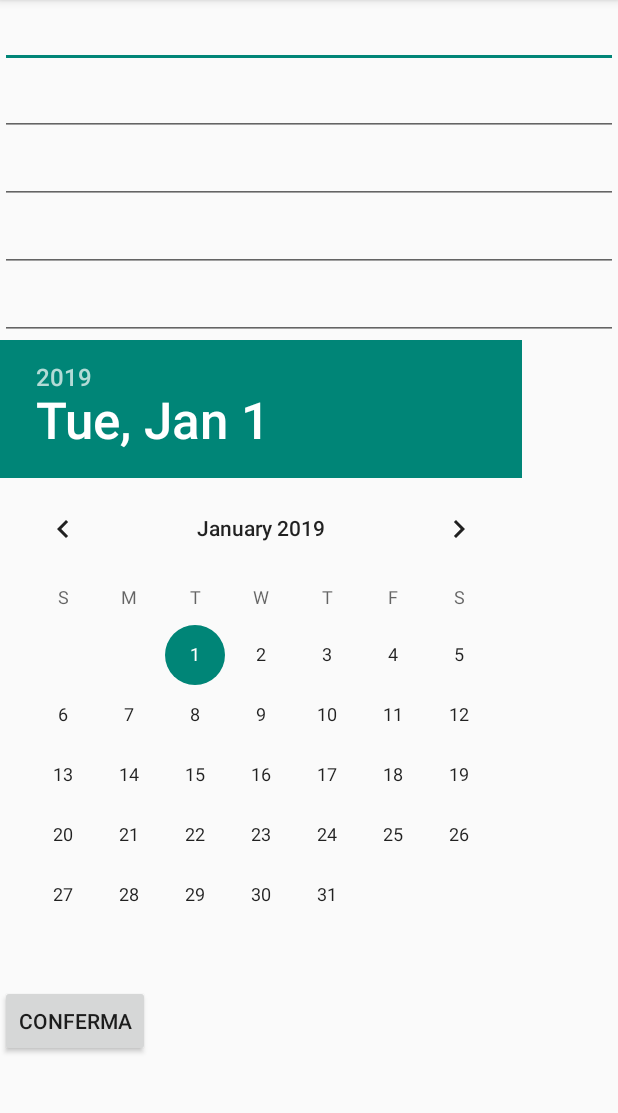
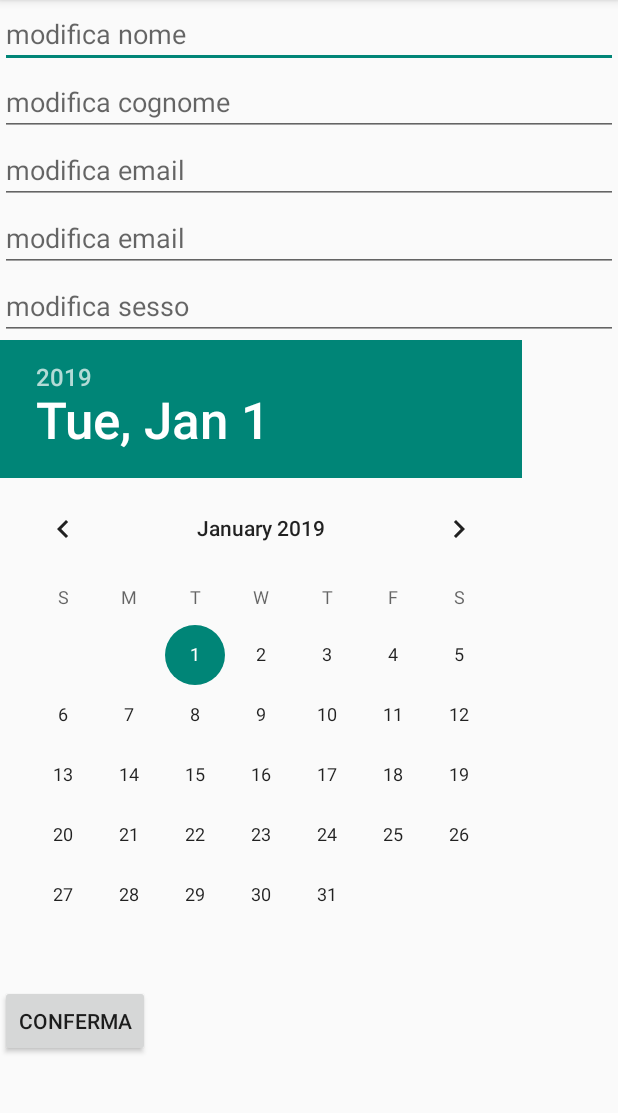
Before and after one commit to ddevin96/UniShare, an Android app: the layout modifica_profilo_dialog.xml on its own in the app's theme, with its tools: preview values and no code run, on a phone screen of 412 x 824 dp, the part 84-1197 px from its top. Run offline under Robolectric (Android 15) with nearby library versions, the phone set to English and light mode, and no system bars.

Commit message:
modifica profilo

```diff
--- a/app/src/main/java/com/example/dani/unishare/ProfiloActivity.java
+++ b/app/src/main/java/com/example/dani/unishare/ProfiloActivity.java
@@ -141,7 +141,7 @@ public class ProfiloActivity extends Activity {
     }
     public void addProfilo(Utente utente) {
 
-        if (!TextUtils.isEmpty(utente.getNome())&&!TextUtils.isEmpty(utente.getCognome())&&!TextUtils.isEmpty(utente.getSesso())&&!TextUtils.isEmpty(utente.getEmail())&&!TextUtils.isEmpty(utente.getPassword())&&!TextUtils.isEmpty((CharSequence) utente.getDataDiNascita())) {
+        if (!TextUtils.isEmpty(utente.getNome())&&!TextUtils.isEmpty(utente.getCognome())&&!TextUtils.isEmpty(utente.getSesso())&&!TextUtils.isEmpty(utente.getEmail())&&!TextUtils.isEmpty(utente.getPassword())&&!TextUtils.isEmpty(utente.getDataDiNascita().toString())) {
             databesaProfilo.setValue(utente);
             Toast.makeText(this, "Il profilo è stato modificato", Toast.LENGTH_SHORT).show();
         } else
--- a/app/src/main/res/layout/modifica_profilo_dialog.xml
+++ b/app/src/main/res/layout/modifica_profilo_dialog.xml
@@ -13,27 +13,32 @@
         <EditText
             android:id="@+id/editTextModificaNome"
             android:layout_width="match_parent"
-            android:layout_height="wrap_content" />
+            android:layout_height="wrap_content"
+            android:hint="modifica nome"/>
 
         <EditText
             android:id="@+id/editTextModificaCognome"
             android:layout_width="match_parent"
-            android:layout_height="wrap_content" />
+            android:layout_height="wrap_content"
+            android:hint="modifica cognome"/>
 
         <EditText
             android:id="@+id/editTextModificaEmail"
             android:layout_width="match_parent"
-            android:layout_height="wrap_content" />
+            android:layout_height="wrap_content"
+            android:hint="modifica email"/>
 
         <EditText
             android:id="@+id/editTextModificaPassword"
             android:layout_width="match_parent"
-            android:layout_height="wrap_content" />
+            android:layout_height="wrap_content"
+            android:hint="modifica email"/>
 
         <EditText
             android:id="@+id/editTextModificaSesso"
             android:layout_width="match_parent"
-            android:layout_height="wrap_content" />
+            android:layout_height="wrap_content"
+            android:hint="modifica sesso"/>
 
         <DatePicker
             android:id="@+id/modificaData"
```
